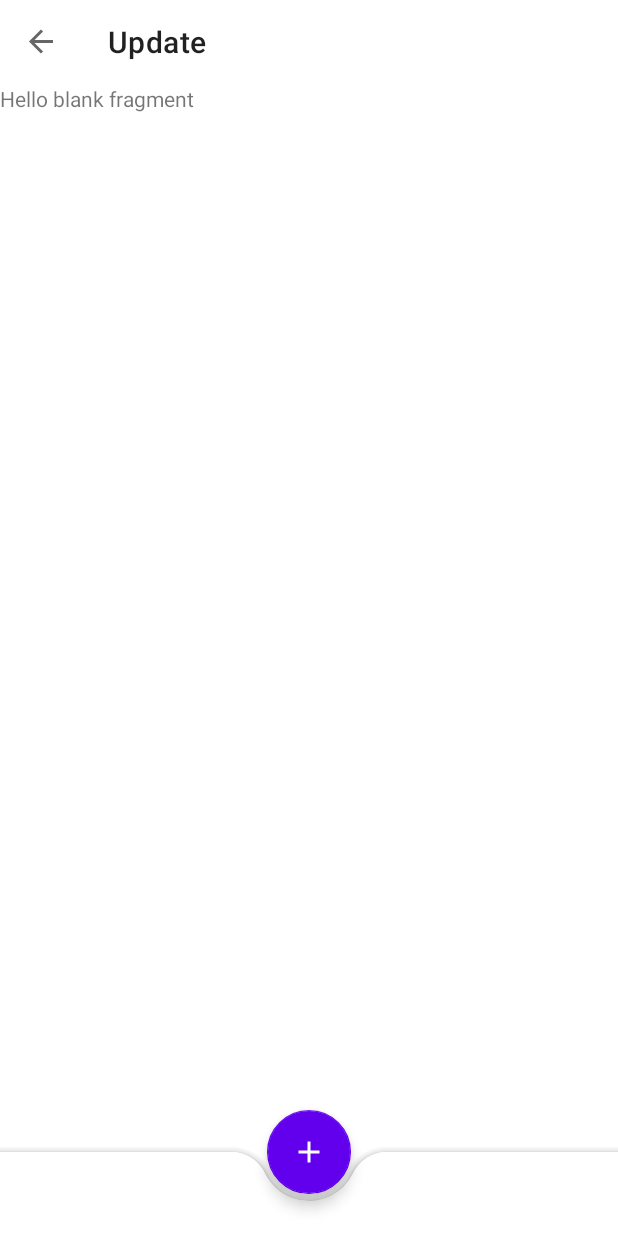
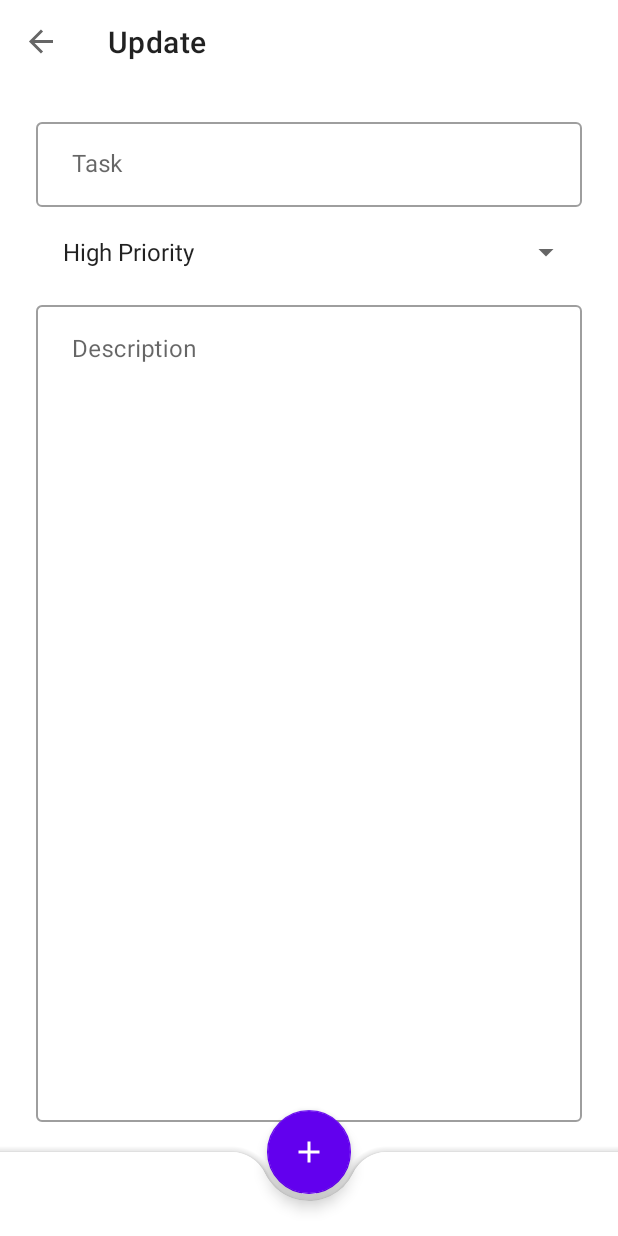
Before and after one commit to JyotimoyKashyap/Hoot, an Android app: the UpdateTodoFragment screen opened through its navigation route, on a phone screen of 412 x 824 dp. Run offline under Robolectric (Android 15) with nearby library versions, the phone set to English and light mode, and no system bars; our stand-ins replace navigation-ui.

Commit message:
Change Log -
1. Code added for the update fragment_update_todo.xml

```diff
--- a/app/src/main/res/layout/activity_main.xml
+++ b/app/src/main/res/layout/activity_main.xml
@@ -44,6 +44,6 @@
         app:fabCradleRoundedCornerRadius="25dp"
         app:fabAnimationMode="scale"
         app:layout_anchor="@id/navhostfragment"
-        app:layout_anchorGravity="bottom"/>
+        app:layout_anchorGravity="bottom" />
 
 </androidx.coordinatorlayout.widget.CoordinatorLayout>
--- a/app/src/main/res/layout/fragment_update_todo.xml
+++ b/app/src/main/res/layout/fragment_update_todo.xml
@@ -1,14 +1,77 @@
 <?xml version="1.0" encoding="utf-8"?>
-<FrameLayout xmlns:android="http://schemas.android.com/apk/res/android"
+<androidx.constraintlayout.widget.ConstraintLayout xmlns:android="http://schemas.android.com/apk/res/android"
     xmlns:tools="http://schemas.android.com/tools"
     android:layout_width="match_parent"
     android:layout_height="match_parent"
+    xmlns:app="http://schemas.android.com/apk/res-auto"
     tools:context=".fragments.UpdateTodoFragment.UpdateTodoFragment">
 
-    <!-- TODO: Update blank fragment layout -->
-    <TextView
-        android:layout_width="match_parent"
-        android:layout_height="match_parent"
-        android:text="@string/hello_blank_fragment" />
+    <com.google.android.material.textfield.TextInputLayout
+        android:id="@+id/updateTodoTextInputLayout"
+        android:layout_width="0dp"
+        android:layout_height="wrap_content"
+        app:layout_constraintRight_toRightOf="parent"
+        app:layout_constraintLeft_toLeftOf="parent"
+        app:layout_constraintTop_toTopOf="parent"
+        android:layout_marginStart="@dimen/TextInputStartEndMargin"
+        android:layout_marginEnd="@dimen/TextInputStartEndMargin"
+        android:layout_marginTop="20dp"
+        style="@style/Widget.MaterialComponents.TextInputLayout.OutlinedBox">
 
-</FrameLayout>
+        <EditText
+            android:id="@+id/updateTodoEditText"
+            android:layout_width="match_parent"
+            android:layout_height="match_parent"
+            android:hint="Task"
+            android:paddingStart="24dp"
+            android:paddingEnd="24dp"
+            android:inputType="text"/>
+    </com.google.android.material.textfield.TextInputLayout>
+
+
+    <Spinner
+        android:id="@+id/prioritySpinnerUpdateTodo"
+        android:layout_width="0dp"
+        android:layout_height="40dp"
+        app:layout_constraintTop_toBottomOf="@id/updateTodoTextInputLayout"
+        app:layout_constraintRight_toRightOf="parent"
+        app:layout_constraintLeft_toLeftOf="parent"
+        android:layout_marginStart="@dimen/TextInputStartEndMargin"
+        android:layout_marginEnd="@dimen/TextInputStartEndMargin"
+        android:layout_marginTop="10dp"
+        android:paddingStart="10dp"
+        android:paddingEnd="10dp"
+        android:entries="@array/priorities"/>
+
+
+    <com.google.android.material.textfield.TextInputLayout
+        android:id="@+id/updateTodoTextInputLayout2"
+        android:layout_width="0dp"
+        android:layout_height="0dp"
+        app:layout_constraintRight_toRightOf="parent"
+        app:layout_constraintLeft_toLeftOf="parent"
+        app:layout_constraintTop_toBottomOf="@id/prioritySpinnerUpdateTodo"
+        app:layout_constraintBottom_toBottomOf="parent"
+        android:layout_marginStart="@dimen/TextInputStartEndMargin"
+        android:layout_marginEnd="@dimen/TextInputStartEndMargin"
+        android:layout_marginTop="10dp"
+        android:layout_marginBottom="20dp"
+        style="@style/Widget.MaterialComponents.TextInputLayout.OutlinedBox">
+
+        <EditText
+            android:id="@+id/updateTodoDescEditText"
+            android:layout_width="match_parent"
+            android:layout_height="match_parent"
+            android:hint="Description"
+            android:inputType="textMultiLine"
+            android:gravity="start"
+            android:ems="10"
+            android:paddingStart="24dp"
+            android:paddingEnd="24dp"
+            android:paddingTop="20dp"
+            android:paddingBottom="20dp"/>
+    </com.google.android.material.textfield.TextInputLayout>
+
+
+
+</androidx.constraintlayout.widget.ConstraintLayout>
```
